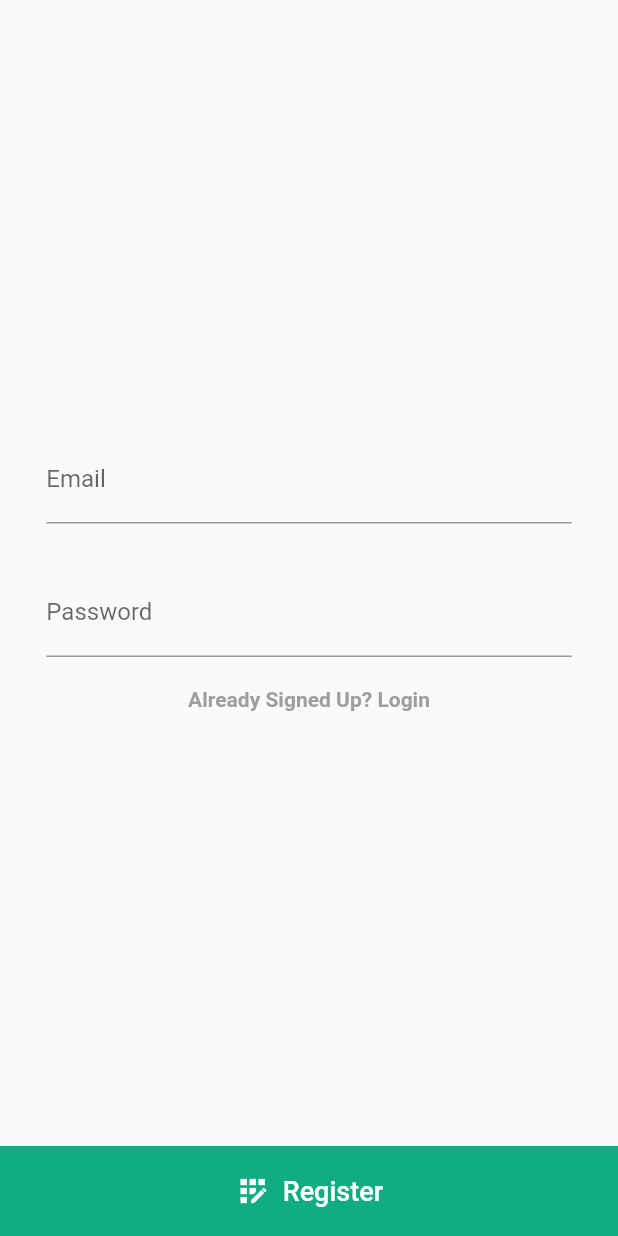
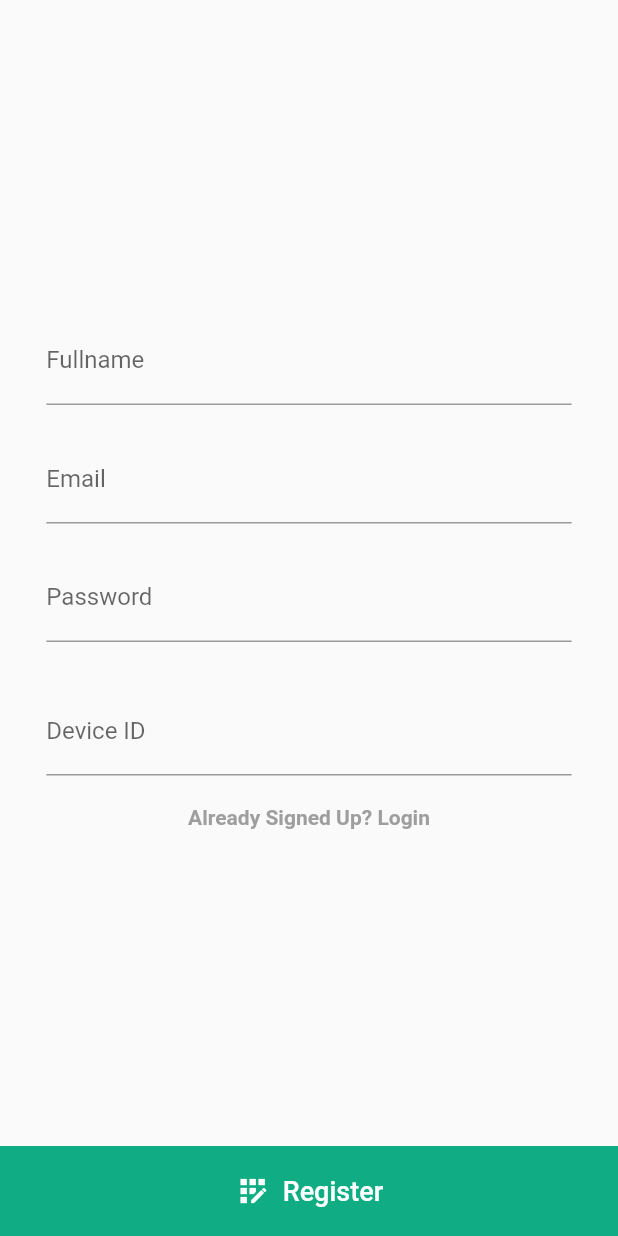
Before and after one commit to mnnlthmpsn/sMasterMobile, a Flutter app: the Register screen opened directly, on a phone screen of 412 x 824 dp. Run offline on Flutter 3.47's test engine with Material 2 defaults, Android fonts, the phone set to English and light mode, and no system bars; our stand-ins replace animated_splash_screen, cool_alert, page_transition, shared_preferences, socket_io_client; accounts and stored records are empty.

Commit message:
for kobby

```diff
--- a/lib/models/user.dart
+++ b/lib/models/user.dart
@@ -3,39 +3,48 @@ import 'package:sound_kit/utils/api.dart';
 import 'package:sound_kit/utils/helpers.dart';
 
 class User {
+  final String name;
+  final String deviceId;
   final String email;
   final String password;
 
-  User(this.email, this.password);
+  User(this.email, this.password, this.name, this.deviceId);
 
   // to fromJson to User object
   User.fromJson(Map<String, dynamic> json)
       : email = json['email'],
-        password = json['password'];
+        password = json['password'],
+        name = json['name'],
+        deviceId = json['deviceId'];
 
   // from User to json converter
   Map<String, dynamic> toJson() {
-    return {'email': email, 'password': password};
+    return {
+      "email": email,
+      "password": password,
+      "name": name,
+      "deviceId": deviceId
+    };
   }
 
   signIn(context) async {
-    var user = new User(this.email, this.password);
+    var user = new User(this.email, this.password, this.name, this.deviceId);
     await login(user).then((response) {
       response['resp_code'] == '200'
           ? setTokenInStorage(context, response['token'])
           : showSnack(context, 'Incorrect Email or Password');
-    }).catchError((err){
+    }).catchError((err) {
       showSnack(context, err.toString());
     });
   }
 
   signUp(context) async {
-    var user = new User(this.email, this.password);
-    await register(user).then((response){
+    var user = new User(this.email, this.password, this.name, this.deviceId);
+    await register(user).then((response) {
       response['resp_code'] == '200'
           ? setTokenInStorage(context, response['token'])
           : showSnack(context, 'Account already exists');
-    }).catchError((err){
+    }).catchError((err) {
       showSnack(context, err.toString());
     });
   }
--- a/lib/screens/loginScreen.dart
+++ b/lib/screens/loginScreen.dart
@@ -29,7 +29,7 @@ class _LoginState extends State<Login> {
   GlobalKey<FormState> _formKey = new GlobalKey<FormState>();
 
   void _login() {
-    var user = new User(_emailController.text.trim(), _passwordController.text.trim());
+    var user = new User(_emailController.text.trim(), _passwordController.text.trim(), '', '');
     user.signIn(context);
   }
 
@@ -120,7 +120,7 @@ class _LoginState extends State<Login> {
                   onPressed: () {
                     _formKey.currentState!.validate()
                         ? _login()
-                        : null;
+                        : print('invalid form');
                   },
                   style: TextButton.styleFrom(
                     primary: Colors.white,
--- a/lib/screens/registerScreen.dart
+++ b/lib/screens/registerScreen.dart
@@ -12,6 +12,8 @@ class Register extends StatefulWidget {
 class _RegisterState extends State<Register> {
   // textcontrollers
   TextEditingController _emailController = TextEditingController();
+  TextEditingController _nameController = TextEditingController();
+  TextEditingController _deviceIdController = TextEditingController();
   TextEditingController _passwordController = TextEditingController();
   GlobalKey<FormState> _formKey = new GlobalKey<FormState>();
 
@@ -19,13 +21,19 @@ class _RegisterState extends State<Register> {
   void dispose() {
     // Clean up the controller when the widget is removed from the
     // widget tree.
+    _nameController.dispose();
     _emailController.dispose();
     _passwordController.dispose();
+    _deviceIdController.dispose();
     super.dispose();
   }
 
   _signUp() async {
-    var user = new User(_emailController.text, _passwordController.text);
+    var user = new User(
+        _emailController.text.trim(),
+        _passwordController.text.trim(),
+        _nameController.text.trim(),
+        _deviceIdController.text.trim());
     user.signUp(context);
   }
 
@@ -53,13 +61,24 @@ class _RegisterState extends State<Register> {
                           SizedBox(
                               width: MediaQuery.of(context).size.width * .85,
                               child: TextFormField(
+                                controller: _nameController,
+                                keyboardType: TextInputType.text,
+                                validator: (value) =>
+                                    value!.isEmpty ? 'Required Field' : null,
+                                decoration:
+                                    InputDecoration(labelText: 'Fullname'),
+                              )),
+                          SizedBox(height: 20),
+                          SizedBox(
+                              width: MediaQuery.of(context).size.width * .85,
+                              child: TextFormField(
                                 controller: _emailController,
                                 keyboardType: TextInputType.emailAddress,
                                 validator: (value) =>
                                     value!.isEmpty ? 'Required Field' : null,
                                 decoration: InputDecoration(labelText: 'Email'),
                               )),
-                          SizedBox(height: 30),
+                          SizedBox(height: 20),
                           SizedBox(
                               width: MediaQuery.of(context).size.width * .85,
                               child: TextFormField(
@@ -71,6 +90,18 @@ class _RegisterState extends State<Register> {
                                 decoration:
                                     InputDecoration(labelText: 'Password'),
                               )),
+                          SizedBox(height: 30),
+                          SizedBox(
+                              width: MediaQuery.of(context).size.width * .85,
+                              child: TextFormField(
+                                controller: _deviceIdController,
+                                keyboardType: TextInputType.text,
+                                validator: (value) =>
+                                    value!.isEmpty ? 'Required Field' : null,
+                                decoration:
+                                    InputDecoration(labelText: 'Device ID'),
+
+                              )),
                           Padding(
                             padding: const EdgeInsets.only(top: 20.0),
                             child: InkWell(
@@ -80,7 +111,8 @@ class _RegisterState extends State<Register> {
                                     fontWeight: FontWeight.bold,
                                     color: Colors.grey),
                               ),
-                              onTap: () => newPageDestroyPrevious(context, Login()),
+                              onTap: () =>
+                                  newPageDestroyPrevious(context, Login()),
                             ),
                           )
                         ],
```
Also changed, not shown: lib/screens/home/sound.dart (+11 -17 lines).
